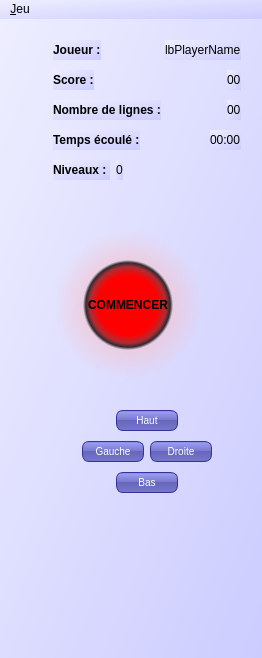
The window that view/mwtetris.ui (g-jouret/projetTetris) describes before a commit, drawn with Qt 5.
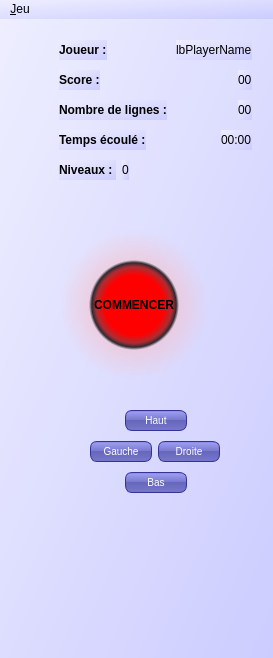
The same window after the commit.

```diff
--- a/view/mwtetris.ui
+++ b/view/mwtetris.ui
@@ -6,7 +6,7 @@
    <rect>
     <x>0</x>
     <y>0</y>
-    <width>262</width>
+    <width>273</width>
     <height>658</height>
    </rect>
   </property>
@@ -649,7 +649,7 @@
     <rect>
      <x>0</x>
      <y>0</y>
-     <width>262</width>
+     <width>273</width>
      <height>20</height>
     </rect>
    </property>
```
